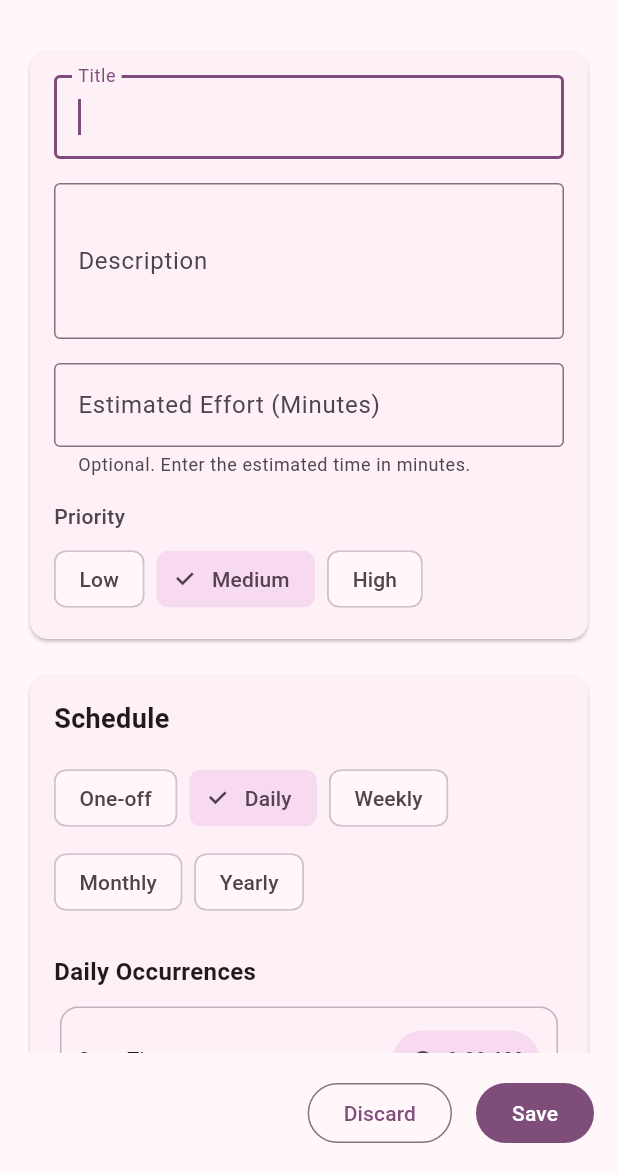
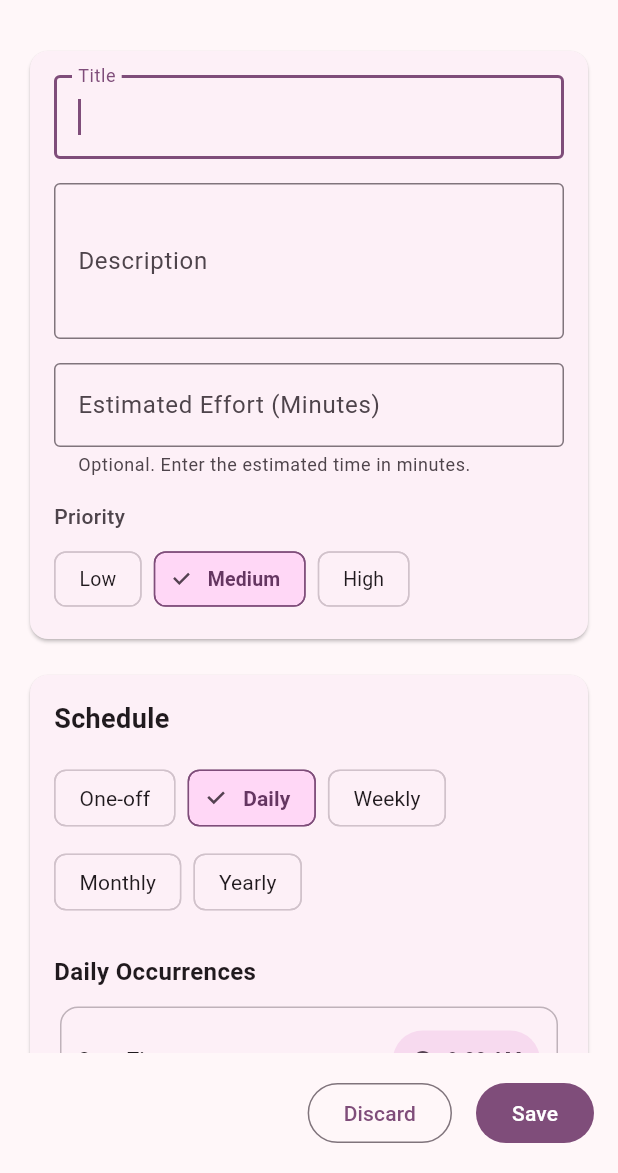
Before and after one commit to mweastwood/NothingEverHappens, a Flutter app: the CreateTaskScreen screen opened directly, after a tap on "Daily", on a phone screen of 412 x 824 dp, the part 63-1236 px from its top. Run offline on Flutter 3.47's test engine with Material 3 defaults, Android fonts, the phone set to English and light mode, and no system bars; drawn by our look-alikes of dynamic_color; our stand-ins replace cloud_firestore, firebase_auth, firebase_core, flutter_local_notifications, flutter_markdown, flutter_timezone and 3 more; missing offline and left inert: dart:js; accounts and stored records are empty; project files that could hold a hidden picture were left out.

Commit message:
feat: standardize ChoiceChip styling for priority and recurrence selectors

```diff
--- a/app/lib/screens/create_task_screen.dart
+++ b/app/lib/screens/create_task_screen.dart
@@ -576,6 +576,36 @@ class _CreateTaskScreenState extends State<CreateTaskScreen> {
     }
   }
 
+  Widget _buildCustomChip({
+    required Key key,
+    required String label,
+    required bool isSelected,
+    required ValueChanged<bool>? onSelected,
+  }) {
+    final theme = Theme.of(context);
+    return ChoiceChip(
+      key: key,
+      label: Text(label),
+      selected: isSelected,
+      onSelected: onSelected,
+      shape: RoundedRectangleBorder(borderRadius: BorderRadius.circular(8)),
+      selectedColor: theme.colorScheme.primaryContainer,
+      backgroundColor: theme.colorScheme.surfaceContainerLow,
+      labelStyle: TextStyle(
+        fontSize: 13,
+        color: isSelected
+            ? theme.colorScheme.onPrimaryContainer
+            : theme.colorScheme.onSurface,
+        fontWeight: isSelected ? FontWeight.bold : FontWeight.normal,
+      ),
+      side: BorderSide(
+        color: isSelected
+            ? theme.colorScheme.primary
+            : theme.colorScheme.outlineVariant,
+      ),
+    );
+  }
+
   @override
   Widget build(BuildContext context) {
     final familyRepo = Provider.of<FamilyRepository?>(context);
@@ -744,12 +774,12 @@ class _CreateTaskScreenState extends State<CreateTaskScreen> {
                                             break;
                                         }
 
-                                        return ChoiceChip(
+                                        return _buildCustomChip(
                                           key: Key(
                                             'priority_chip_${priority.name}',
                                           ),
-                                          label: Text(label),
-                                          selected: _priority == priority,
+                                          label: label,
+                                          isSelected: _priority == priority,
                                           onSelected: readOnly
                                               ? null
                                               : (selected) {
@@ -930,12 +960,12 @@ class _CreateTaskScreenState extends State<CreateTaskScreen> {
                                                   break;
                                               }
 
-                                              return ChoiceChip(
+                                              return _buildCustomChip(
                                                 key: Key(
                                                   'missed_policy_chip_${policy.name}',
                                                 ),
-                                                label: Text(label),
-                                                selected:
+                                                label: label,
+                                                isSelected:
                                                     _missedPolicy == policy,
                                                 onSelected: readOnly
                                                     ? null
--- a/app/lib/widgets/recurrence_type_selector.dart
+++ b/app/lib/widgets/recurrence_type_selector.dart
@@ -15,6 +15,7 @@ class RecurrenceTypeSelector extends StatelessWidget {
   @override
   Widget build(BuildContext context) {
     final l10n = context.l10n;
+    final theme = Theme.of(context);
     return Wrap(
       spacing: 8.0,
       runSpacing: 8.0,
@@ -38,10 +39,26 @@ class RecurrenceTypeSelector extends StatelessWidget {
             break;
         }
 
+        final isSelected = selectedValue == type;
+
         return ChoiceChip(
           key: Key('recurrence_chip_${type.name}'),
           label: Text(label),
-          selected: selectedValue == type,
+          selected: isSelected,
+          shape: RoundedRectangleBorder(borderRadius: BorderRadius.circular(8)),
+          selectedColor: theme.colorScheme.primaryContainer,
+          backgroundColor: theme.colorScheme.surfaceContainerLow,
+          labelStyle: TextStyle(
+            color: isSelected
+                ? theme.colorScheme.onPrimaryContainer
+                : theme.colorScheme.onSurface,
+            fontWeight: isSelected ? FontWeight.bold : FontWeight.normal,
+          ),
+          side: BorderSide(
+            color: isSelected
+                ? theme.colorScheme.primary
+                : theme.colorScheme.outlineVariant,
+          ),
           onSelected: (selected) {
             if (selected) {
               onSelected(type);
```
Also changed, not shown: 7 other files.
